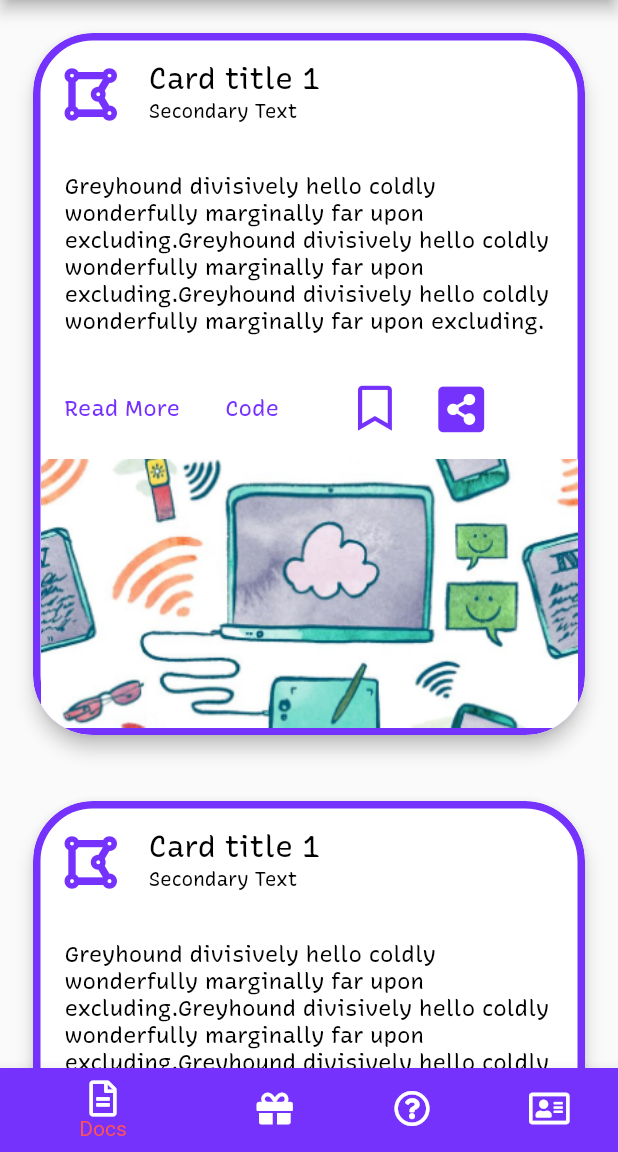
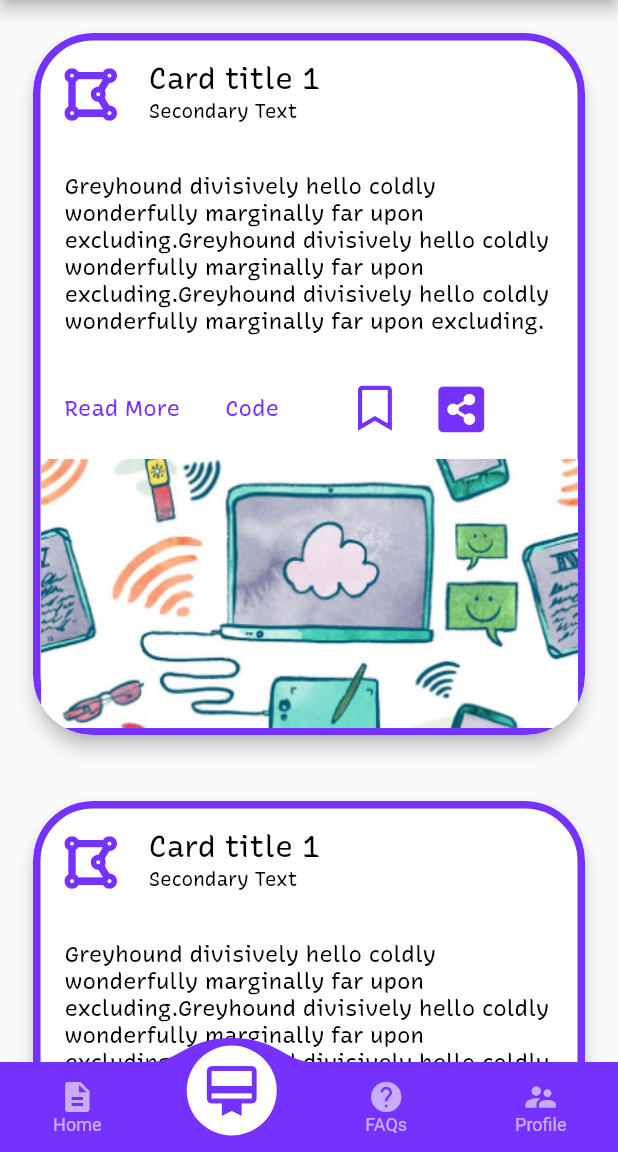
Before and after one commit to edualgo/edualgo-app-demo, a Flutter app: the IndexPage screen opened by its route, on a phone screen of 412 x 824 dp, the part 84-1236 px from its top. Run offline on Flutter 3.47's test engine with Material 2 defaults, Android fonts, the phone set to English and light mode, and no system bars; drawn by our look-alikes of convex_bottom_bar; our stand-ins replace auto_route, font_awesome_flutter, string_scanner.

Commit message:
animation in Bottom naviagtion Bar (#26)
* animated bottom navigation bar

* Update pubspec.yaml

```diff
--- a/lib/presentation/pages/index_page.dart
+++ b/lib/presentation/pages/index_page.dart
@@ -10,7 +10,8 @@ import 'package:edualgo_app_demo/presentation/widgets/my_drawer.dart';
 import 'package:flutter/cupertino.dart';
 import 'package:flutter/material.dart';
 import 'package:flutter/rendering.dart';
-import 'package:font_awesome_flutter/font_awesome_flutter.dart';
+import 'package:convex_bottom_bar/convex_bottom_bar.dart';
+
 
 class IndexPage extends StatefulWidget {
   const IndexPage();
@@ -79,82 +80,24 @@ class IndexPageState extends State<IndexPage>
                 index: pageNumberNotifier.value,
                 children: _widgets(scrollController: scrollController),
               ),
-              bottomNavigationBar: BottomNavigationBar(
+              bottomNavigationBar: ConvexAppBar(
+                top: -16,
                 backgroundColor: kThemeColor,
-                items: <BottomNavigationBarItem>[
-                  BottomNavigationBarItem(
-                    backgroundColor: kThemeColor,
-                    icon: FaIcon(
-                      FontAwesomeIcons.fileAlt,
-                      color: Colors.white,
-                    ),
-                    title: Text(
-                      'Docs',
-                      style: TextStyle(
-                        fontFamily: 'Recursive',
-                        fontSize: 15.0,
-                        color: Colors.white,
-                        fontWeight: FontWeight.w500,
-                      ),
-                      textAlign: TextAlign.center,
-                    ),
+                style: TabStyle.reactCircle,
+                height: 60,
+                items: [
+                  TabItem(
+                    icon: Icons.description,
+                    title: 'Home',
                   ),
-                  BottomNavigationBarItem(
-                    backgroundColor: kThemeColor,
-                    icon: FaIcon(
-                      FontAwesomeIcons.gift,
-                      color: Colors.white,
-                    ),
-                    title: Text(
-                      'License',
-                      style: TextStyle(
-                        fontFamily: 'Recursive',
-                        fontSize: 15.0,
-                        color: Colors.white,
-                        fontWeight: FontWeight.w500,
-                      ),
-                      textAlign: TextAlign.center,
-                    ),
-                  ),
-                  BottomNavigationBarItem(
-                    backgroundColor: kThemeColor,
-                    icon: FaIcon(
-                      FontAwesomeIcons.questionCircle,
-                      color: Colors.white,
-                    ),
-                    title: Text(
-                      'FAQs',
-                      style: TextStyle(
-                        fontFamily: 'Recursive',
-                        fontSize: 15.0,
-                        color: Colors.white,
-                        fontWeight: FontWeight.w500,
-                      ),
-                      textAlign: TextAlign.center,
-                    ),
-                  ),
-                  BottomNavigationBarItem(
-                    backgroundColor: kThemeColor,
-                    icon: FaIcon(
-                      FontAwesomeIcons.addressCard,
-                      color: Colors.white,
-                    ),
-                    title: Text(
-                      'Dev',
-                      style: TextStyle(
-                        fontFamily: 'Recursive',
-                        fontSize: 15.0,
-                        color: Colors.white,
-                        fontWeight: FontWeight.w500,
-                      ),
-                      textAlign: TextAlign.center,
-                    ),
-                  ),
+                  TabItem(icon: Icons.card_membership, title: 'License'),
+                  TabItem(icon: Icons.help, title: 'FAQs'),
+                  TabItem(icon: Icons.supervisor_account, title: 'Profile'),
                 ],
-                currentIndex: value,
-                fixedColor: Colors.redAccent,
-                onTap: _selectedTab,
+                initialActiveIndex: 1,
+                onTap:  _selectedTab,
               ),
+
             ),
           );
         });
--- a/pubspec.yaml
+++ b/pubspec.yaml
@@ -28,10 +28,12 @@ dependencies:
   # The following adds the Cupertino Icons font to your application.
   # Use with the CupertinoIcons class for iOS style icons.
   cupertino_icons: ^0.1.3
+  splashscreen:
   font_awesome_flutter: ^8.8.1
   url_launcher: ^5.5.0
   auto_route: ^0.3.1
   auto_route_generator: ^0.3.2
+  convex_bottom_bar: ^2.4.0
 
 dev_dependencies:
   flutter_test:
```
